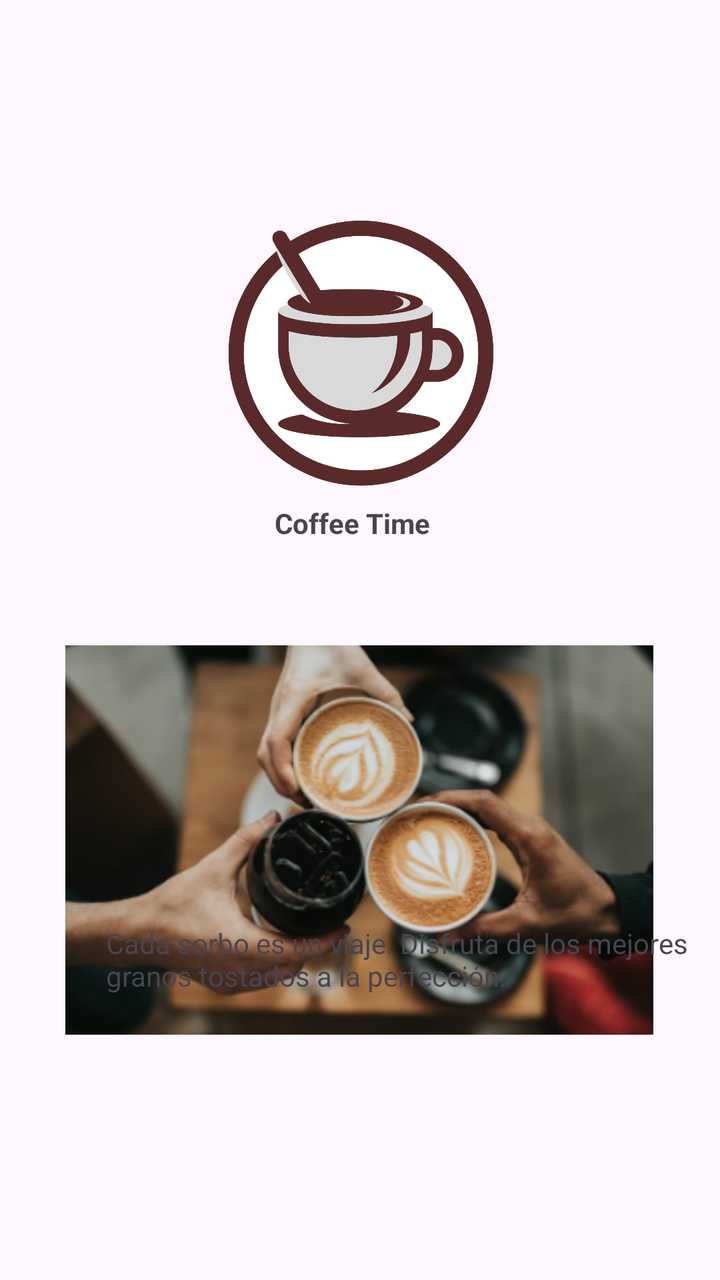
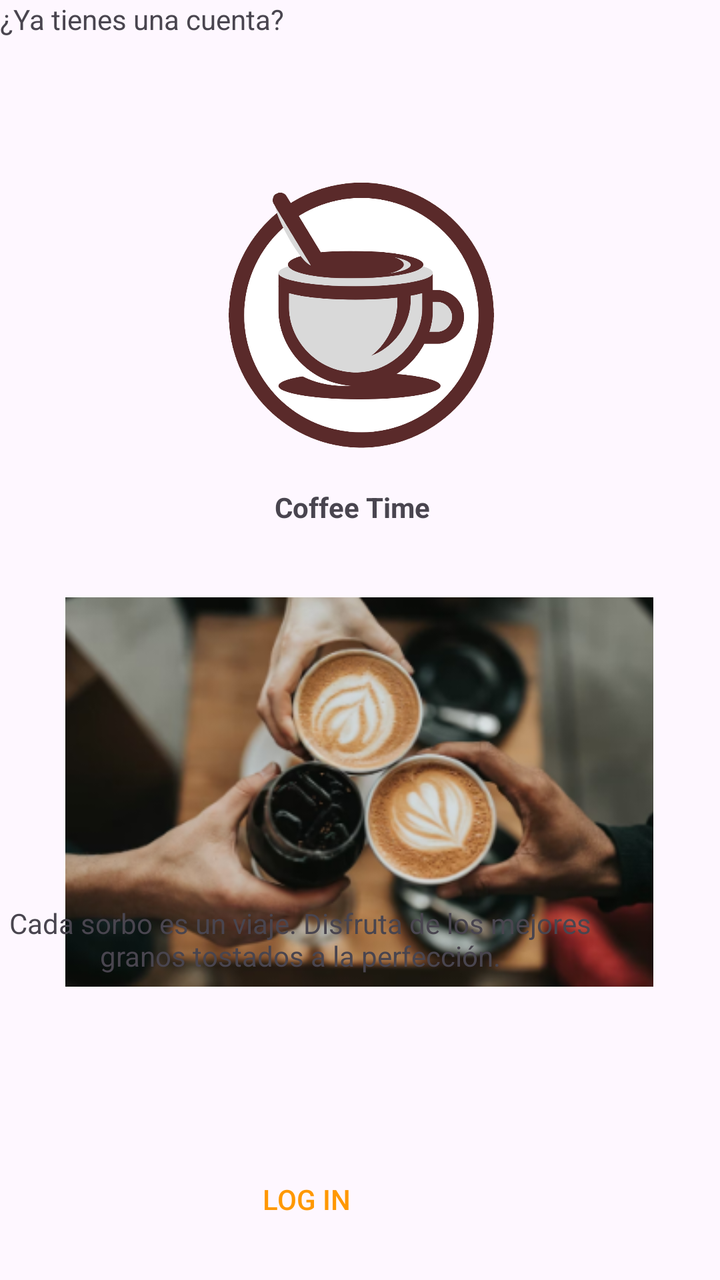

Compare the two renders of this Android layout. The source of the first and the diff that turns it into the second are given below.
<!-- AndroidManifest.xml: application theme Theme.Cafeteria -->
<!-- res/layout/activity_main.xml -->
<?xml version="1.0" encoding="utf-8"?>
<androidx.constraintlayout.widget.ConstraintLayout xmlns:android="http://schemas.android.com/apk/res/android"
    xmlns:app="http://schemas.android.com/apk/res-auto"
    xmlns:tools="http://schemas.android.com/tools"
    android:id="@+id/main"
    android:layout_width="match_parent"
    android:layout_height="match_parent"
    tools:context=".MainActivity">


    <ImageView
        android:id="@+id/imageView"
        android:layout_width="269dp"
        android:layout_height="266dp"
        android:layout_marginStart="130dp"
        android:layout_marginTop="52dp"
        android:layout_marginEnd="131dp"
        android:src="@drawable/logo_coffe"
        app:layout_constraintEnd_toEndOf="parent"
        app:layout_constraintHorizontal_bias="0.495"
        app:layout_constraintStart_toStartOf="parent"
        app:layout_constraintTop_toTopOf="parent" />

    <ImageView
        android:id="@+id/imgLogo2"
        android:layout_width="294dp"
        android:layout_height="200dp"
        android:layout_marginTop="320dp"
        android:src="@drawable/tres_tazas"
        app:layout_constraintEnd_toEndOf="parent"
        app:layout_constraintHorizontal_bias="0.495"
        app:layout_constraintStart_toStartOf="parent"
        app:layout_constraintTop_toTopOf="parent" />

    <TextView
        android:id="@+id/textView2"
        android:layout_width="86dp"
        android:layout_height="19dp"
        android:layout_marginStart="32dp"
        android:layout_marginTop="252dp"
        android:layout_marginEnd="24dp"
        android:text="Coffee Time"
        android:textStyle="bold"
        app:layout_constraintEnd_toEndOf="parent"
        app:layout_constraintHorizontal_bias="0.483"
        app:layout_constraintStart_toStartOf="parent"
        app:layout_constraintTop_toTopOf="parent" />

    <TextView
        android:id="@+id/textView3"
        android:layout_width="296dp"
        android:layout_height="57dp"
        android:layout_marginStart="53dp"
        android:layout_marginTop="7dp"
        android:layout_marginEnd="62dp"
        android:text="Cada sorbo es un viaje. Disfruta de los mejores     granos tostados a la perfección."
        app:layout_constraintBottom_toBottomOf="parent"
        app:layout_constraintEnd_toEndOf="parent"
        app:layout_constraintHorizontal_bias="0.0"
        app:layout_constraintStart_toStartOf="parent"
        app:layout_constraintTop_toTopOf="parent"
        app:layout_constraintVertical_bias="0.79" />

    <Button
        android:id="@+id/button"
        android:layout_width="270dp"
        android:layout_height="60dp"
        android:layout_marginStart="9dp"
        android:layout_marginTop="580dp"
        android:layout_marginBottom="91dp"
        android:text="Empezar"
        app:layout_constraintBottom_toBottomOf="parent"
        app:layout_constraintEnd_toEndOf="parent"
        app:layout_constraintHorizontal_bias="0.477"
        app:layout_constraintStart_toStartOf="parent"
        app:layout_constraintTop_toTopOf="parent"
        app:layout_constraintVertical_bias="1.0" />

</androidx.constraintlayout.widget.ConstraintLayout>
<!-- resources referenced by this layout -->
<resources>
  <!-- drawable logo_coffe: png bitmap (drawable, 106600 bytes) -->
  <!-- drawable tres_tazas: png bitmap (drawable, 113190 bytes) -->
  <style name="Theme.Cafeteria" parent="Base.Theme.Cafeteria" />
  <style name="Base.Theme.Cafeteria" parent="Theme.Material3.DayNight.NoActionBar">
          
          
      </style>
</resources>

<!-- the commit's change to res/layout/activity_main.xml (unified diff, before → after) -->
@@ -10,10 +10,10 @@
 
     <ImageView
         android:id="@+id/imageView"
-        android:layout_width="269dp"
-        android:layout_height="266dp"
+        android:layout_width="266dp"
+        android:layout_height="268dp"
         android:layout_marginStart="130dp"
-        android:layout_marginTop="52dp"
+        android:layout_marginTop="32dp"
         android:layout_marginEnd="131dp"
         android:src="@drawable/logo_coffe"
         app:layout_constraintEnd_toEndOf="parent"
@@ -25,7 +25,7 @@
         android:id="@+id/imgLogo2"
         android:layout_width="294dp"
         android:layout_height="200dp"
-        android:layout_marginTop="320dp"
+        android:layout_marginTop="296dp"
         android:src="@drawable/tres_tazas"
         app:layout_constraintEnd_toEndOf="parent"
         app:layout_constraintHorizontal_bias="0.495"
@@ -37,7 +37,7 @@
         android:layout_width="86dp"
         android:layout_height="19dp"
         android:layout_marginStart="32dp"
-        android:layout_marginTop="252dp"
+        android:layout_marginTop="244dp"
         android:layout_marginEnd="24dp"
         android:text="Coffee Time"
         android:textStyle="bold"
@@ -53,13 +53,14 @@
         android:layout_marginStart="53dp"
         android:layout_marginTop="7dp"
         android:layout_marginEnd="62dp"
+        android:gravity="center"
         android:text="Cada sorbo es un viaje. Disfruta de los mejores     granos tostados a la perfección."
         app:layout_constraintBottom_toBottomOf="parent"
         app:layout_constraintEnd_toEndOf="parent"
-        app:layout_constraintHorizontal_bias="0.0"
+        app:layout_constraintHorizontal_bias="1.0"
         app:layout_constraintStart_toStartOf="parent"
         app:layout_constraintTop_toTopOf="parent"
-        app:layout_constraintVertical_bias="0.79" />
+        app:layout_constraintVertical_bias="0.754" />
 
     <Button
         android:id="@+id/button"
@@ -74,6 +75,32 @@
         app:layout_constraintHorizontal_bias="0.477"
         app:layout_constraintStart_toStartOf="parent"
         app:layout_constraintTop_toTopOf="parent"
+        app:layout_constraintVertical_bias="0.0"
+        android:backgroundTint="#FF9800"/>
+
+    <TextView
+        android:id="@+id/textView4"
+        android:layout_width="wrap_content"
+        android:layout_height="wrap_content"
+        android:text="¿Ya tienes una cuenta?"
+        tools:layout_editor_absoluteX="134dp"
+        tools:layout_editor_absoluteY="654dp" />
+
+    <Button
+        android:layout_width="84dp"
+        android:layout_height="41dp"
+        android:layout_marginStart="162dp"
+        android:layout_marginTop="10dp"
+        android:layout_marginEnd="165dp"
+        android:layout_marginBottom="20dp"
+        android:background="@android:color/transparent"
+        android:text="log in"
+        android:textColor="#FF9800"
+        app:layout_constraintBottom_toBottomOf="parent"
+        app:layout_constraintEnd_toEndOf="parent"
+        app:layout_constraintHorizontal_bias="1.0"
+        app:layout_constraintStart_toStartOf="parent"
+        app:layout_constraintTop_toBottomOf="@+id/textView4"
         app:layout_constraintVertical_bias="1.0" />
 
 </androidx.constraintlayout.widget.ConstraintLayout>
